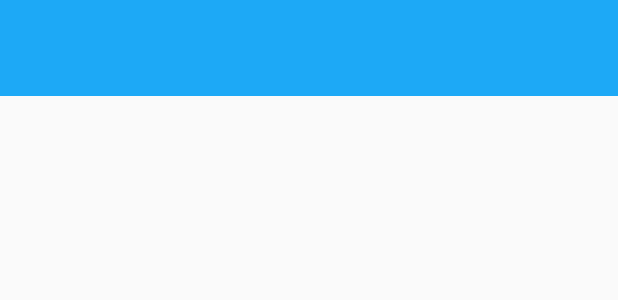
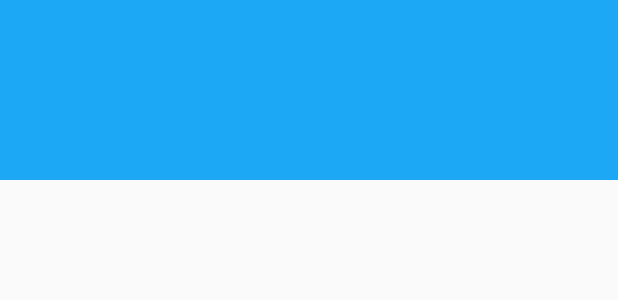
Before and after one commit to links234/BugKoops, an Android app: the layout list_item_last_report.xml on its own in the app's theme, with its tools: preview values and no code run, on a phone screen of 412 x 824 dp. Shown: the top 300 px of the screen. Run offline under Robolectric (Android 15) with nearby library versions, the phone set to English and light mode, and no system bars.

Commit message:
List top item size fix

```diff
--- a/app/src/main/res/layout/fragment_report.xml
+++ b/app/src/main/res/layout/fragment_report.xml
@@ -1,11 +1,7 @@
 <RelativeLayout xmlns:android="http://schemas.android.com/apk/res/android"
     xmlns:tools="http://schemas.android.com/tools"
     android:layout_width="match_parent"
-    android:layout_height="match_parent"
-    android:paddingLeft="@dimen/activity_horizontal_margin"
-    android:paddingRight="@dimen/activity_horizontal_margin"
-    android:paddingTop="@dimen/activity_vertical_margin"
-    android:paddingBottom="@dimen/activity_vertical_margin"
+    android:layout_height="fill_parent"
     tools:context="com.intel.bugkoops.ReportListFragment">
 
     <ListView
--- a/app/src/main/res/layout/list_item_last_report.xml
+++ b/app/src/main/res/layout/list_item_last_report.xml
@@ -3,7 +3,7 @@
     android:layout_width="match_parent"
     android:layout_height="wrap_content"
     android:gravity="center_vertical"
-    android:minHeight="?android:attr/listPreferredItemHeight"
+    android:minHeight="@dimen/list_item_top_min_height"
     android:orientation="horizontal"
     android:background="@drawable/top_touch_selector">
 
--- a/app/src/main/res/layout/list_item_report.xml
+++ b/app/src/main/res/layout/list_item_report.xml
@@ -4,7 +4,7 @@
     android:layout_width="match_parent"
     android:layout_height="wrap_content"
     android:gravity="center_vertical"
-    android:minHeight="?android:attr/listPreferredItemHeight"
+    android:minHeight="@dimen/list_item_min_height"
     android:orientation="horizontal"
     android:background="@drawable/touch_selector">
 
--- a/app/src/main/res/values/dimens.xml
+++ b/app/src/main/res/values/dimens.xml
@@ -5,4 +5,7 @@
 
     <dimen name="flat_button_corner_radius">4dp</dimen>
     <dimen name="flat_button_layer_padding">3dp</dimen>
+
+    <dimen name="list_item_min_height">60dp</dimen>
+    <dimen name="list_item_top_min_height">120dp</dimen>
 </resources>
```
